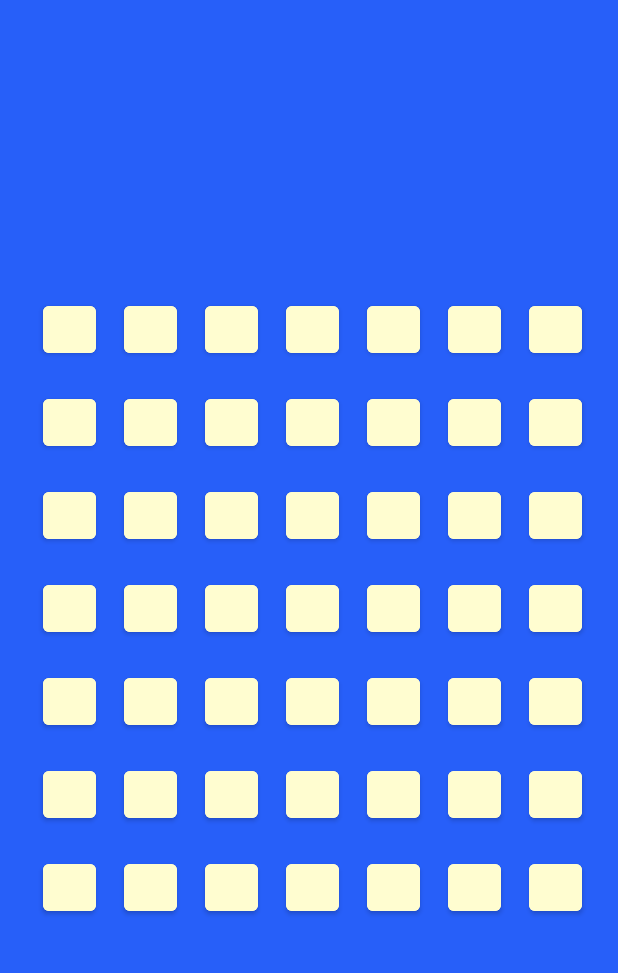
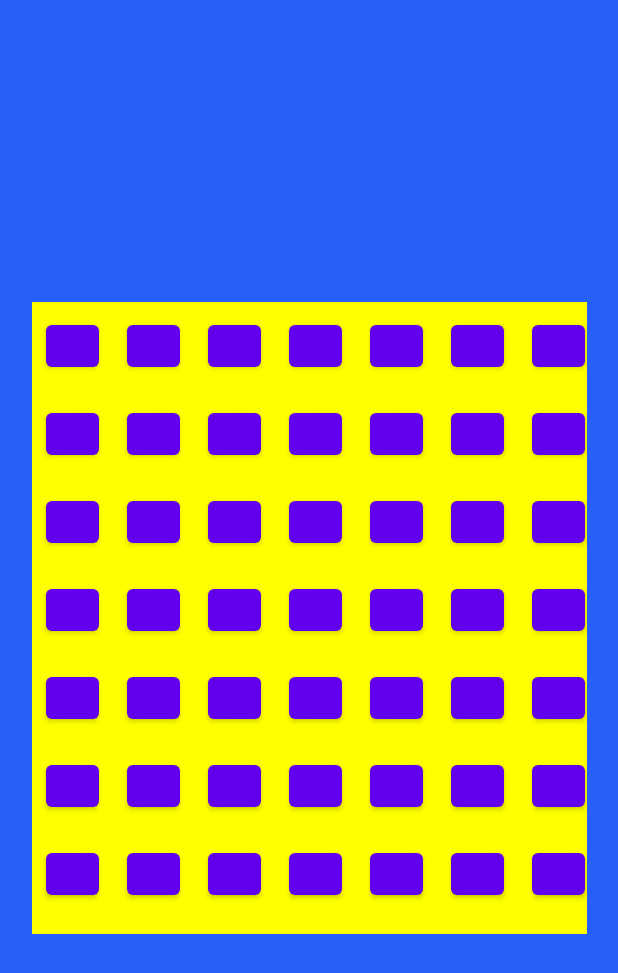
Before and after one commit to AdamPennIV/4InARowGame, an Android app: the NewGame screen opened directly, with no data from a screen before it, on a phone screen of 412 x 824 dp. Shown: the top 973 px of the screen. Run offline under Robolectric (Android 15) with nearby library versions, the phone set to English and light mode, and no system bars.

Commit message:
4InARow App

```diff
--- a/app/src/main/java/com/zybooks/a4inarow/NewGame.java
+++ b/app/src/main/java/com/zybooks/a4inarow/NewGame.java
@@ -2,22 +2,51 @@ package com.zybooks.a4inarow;
 
 import androidx.appcompat.app.AppCompatActivity;
 
+import android.graphics.Color;
 import android.os.Bundle;
+import android.view.View;
+import android.widget.Button;
+import android.widget.GridLayout;
 
 import java.util.Random;
 
 public class NewGame extends AppCompatActivity {
     public static final int GRID_SIZE = 7;
-
+    private GridLayout mConnectGrid;
+    private int gameTurn = 1;
+    private Button button1;
+    private Button button2;
 
 
     @Override
     protected void onCreate(Bundle savedInstanceState) {
         super.onCreate(savedInstanceState);
         setContentView(R.layout.activity_new_game);
+
+
     }
 
     public void newGame() {
 
     }
+
+    public void gameClick(View view) {
+        if (gameTurn == 1){
+
+
+            button1 = (Button) findViewById(R.id.one1);
+            button1.setOnClickListener(new View.OnClickListener() {
+
+                @Override
+                public void onClick(View view) {
+                    button1.setBackgroundColor(Color.RED);
+                    gameTurn++;
+
+                }
+            });
+
+         } else if (gameTurn % 2 ==0) {
+            button1.setBackgroundColor(Color.BLUE);
+        }
+    }
 }
--- /dev/null
+++ b/app/src/main/res/drawable/button_bg_custom_shape.xml
@@ -0,0 +1,8 @@
+<?xml version="1.0" encoding="utf-8"?>
+<selector xmlns:android="http://schemas.android.com/apk/res/android">
+
+    <item android:state_pressed="true" android:drawable="@drawable/unclicked"/>
+    <item android:state_enabled="true" android:drawable="@drawable/clickedp1"/>
+    <item android:state_enabled="false" android:drawable="@drawable/clickedp2"/>
+
+</selector>
--- a/app/src/main/res/layout/activity_new_game.xml
+++ b/app/src/main/res/layout/activity_new_game.xml
@@ -7,113 +7,214 @@
     android:background="@drawable/activityscreen">
 
     <GridLayout
-        android:layout_width="373dp"
-        android:layout_height="447dp"
+        android:layout_width="370dp"
+        android:layout_height="421dp"
         android:layout_margin="0dp"
+        android:background="@color/yellow"
         android:columnCount="7"
-        android:rowCount="6"
+        android:rowCount="7"
+        android:useDefaultMargins="true"
         app:layout_constraintBottom_toBottomOf="parent"
         app:layout_constraintLeft_toLeftOf="parent"
         app:layout_constraintRight_toRightOf="parent"
         app:layout_constraintTop_toTopOf="parent">
 
-        <Button style="@style/GameButton" />
+        <Button
+            android:id="@+id/one1"
+            style="@style/GameButton" />
 
-        <Button style="@style/GameButton" />
+        <Button
+            android:id="@+id/one1"
+            style="@style/GameButton"
+            tools:ignore="DuplicateIds" />
 
-        <Button style="@style/GameButton" />
+        <Button
+            android:id="@+id/one3"
+            style="@style/GameButton" />
 
-        <Button style="@style/GameButton" />
+        <Button
+            android:id="@+id/one4"
+            style="@style/GameButton" />
 
-        <Button style="@style/GameButton" />
+        <Button
+            android:id="@+id/one5"
+            style="@style/GameButton" />
 
-        <Button style="@style/GameButton" />
+        <Button
+            android:id="@+id/one6"
+            style="@style/GameButton" />
 
-        <Button style="@style/GameButton" />
+        <Button
+            android:id="@+id/one7"
+            style="@style/GameButton" />
 
-        <Button style="@style/GameButton" />
+        <Button
+            android:id="@+id/two1"
+            style="@style/GameButton" />
 
-        <Button style="@style/GameButton" />
+        <Button
+            android:id="@+id/two2"
+            style="@style/GameButton" />
 
-        <Button style="@style/GameButton" />
+        <Button
+            android:id="@+id/two3"
+            style="@style/GameButton" />
 
-        <Button style="@style/GameButton" />
+        <Button
+            android:id="@+id/two4"
+            style="@style/GameButton" />
 
-        <Button style="@style/GameButton" />
+        <Button
+            android:id="@+id/two5"
+            style="@style/GameButton" />
 
-        <Button style="@style/GameButton" />
+        <Button
+            android:id="@+id/two6"
+            style="@style/GameButton" />
 
-        <Button style="@style/GameButton" />
+        <Button
+            android:id="@+id/two7"
+            style="@style/GameButton" />
 
-        <Button style="@style/GameButton" />
+        <Button
+            android:id="@+id/three1"
+            style="@style/GameButton" />
 
-        <Button style="@style/GameButton" />
+        <Button
+            android:id="@+id/three2"
+            style="@style/GameButton" />
 
-        <Button style="@style/GameButton" />
+        <Button
+            android:id="@+id/three3"
+            style="@style/GameButton" />
 
-        <Button style="@style/GameButton" />
+        <Button
+            android:id="@+id/three4"
+            style="@style/GameButton" />
 
-        <Button style="@style/GameButton" />
+        <Button
+            android:id="@+id/three5"
+            style="@style/GameButton" />
 
-        <Button style="@style/GameButton" />
+        <Button
+            android:id="@+id/three6"
+            style="@style/GameButton" />
 
-        <Button style="@style/GameButton" />
+        <Button
+            android:id="@+id/three7"
+            style="@style/GameButton" />
 
-        <Button style="@style/GameButton" />
+        <Button
+            android:id="@+id/four1"
+            style="@style/GameButton" />
 
-        <Button style="@style/GameButton" />
+        <Button
+            android:id="@+id/four2"
+            style="@style/GameButton" />
 
-        <Button style="@style/GameButton" />
+        <Button
+            android:id="@+id/four3"
+            style="@style/GameButton" />
 
-        <Button style="@style/GameButton" />
+        <Button
+            android:id="@+id/four4"
+            style="@style/GameButton" />
 
-        <Button style="@style/GameButton" />
+        <Button
+            android:id="@+id/four5"
+            style="@style/GameButton" />
 
-        <Button style="@style/GameButton" />
+        <Button
+            android:id="@+id/four6"
+            style="@style/GameButton" />
 
-        <Button style="@style/GameButton" />
+        <Button
+            android:id="@+id/four7"
+            style="@style/GameButton" />
 
-        <Button style="@style/GameButton" />
+        <Button
+            android:id="@+id/five1"
+            style="@style/GameButton" />
 
-        <Button style="@style/GameButton" />
+        <Button
+            android:id="@+id/five2"
+            style="@style/GameButton" />
 
-        <Button style="@style/GameButton" />
+        <Button
+            android:id="@+id/five3"
+            style="@style/GameButton" />
 
-        <Button style="@style/GameButton" />
+        <Button
+            android:id="@+id/five4"
+            style="@style/GameButton" />
 
-        <Button style="@style/GameButton" />
+        <Button
+            android:id="@+id/five5"
+            style="@style/GameButton" />
 
-        <Button style="@style/GameButton" />
+        <Button
+            android:id="@+id/five6"
+            style="@style/GameButton" />
 
-        <Button style="@style/GameButton" />
+        <Button
+            android:id="@+id/five7"
+            style="@style/GameButton" />
 
-        <Button style="@style/GameButton" />
+        <Button
+            android:id="@+id/six1"
+            style="@style/GameButton" />
 
-        <Button style="@style/GameButton" />
+        <Button
+            android:id="@+id/six2"
+            style="@style/GameButton" />
 
-        <Button style="@style/GameButton" />
+        <Button
+            android:id="@+id/six3"
+            style="@style/GameButton" />
 
-        <Button style="@style/GameButton" />
+        <Button
+            android:id="@+id/six4"
+            style="@style/GameButton" />
 
-        <Button style="@style/GameButton" />
+        <Button
+            android:id="@+id/six5"
+            style="@style/GameButton" />
 
-        <Button style="@style/GameButton" />
+        <Button
+            android:id="@+id/six6"
+            style="@style/GameButton" />
 
-        <Button style="@style/GameButton" />
+        <Button
+            android:id="@+id/six7"
+            style="@style/GameButton" />
 
-        <Button style="@style/GameButton" />
+        <Button
+            android:id="@+id/seven1"
+            style="@style/GameButton" />
 
-        <Button style="@style/GameButton" />
+        <Button
+            android:id="@+id/seven2"
+            style="@style/GameButton" />
 
-        <Button style="@style/GameButton" />
+        <Button
+            android:id="@+id/seven3"
+            style="@style/GameButton" />
 
-        <Button style="@style/GameButton" />
+        <Button
+            android:id="@+id/seven4"
+            style="@style/GameButton" />
 
-        <Button style="@style/GameButton" />
+        <Button
+            android:id="@+id/seven5"
+            style="@style/GameButton" />
 
-        <Button style="@style/GameButton" />
+        <Button
+            android:id="@+id/seven6"
+            style="@style/GameButton" />
 
-        <Button style="@style/GameButton" />
+        <Button
+            android:id="@+id/seven7"
+            style="@style/GameButton" />
 
 
     </GridLayout>
--- a/app/src/main/res/values/colors.xml
+++ b/app/src/main/res/values/colors.xml
@@ -8,4 +8,6 @@
     <color name="black">#FF000000</color>
     <color name="white">#FFFFFFFF</color>
     <color name="cream">#FFFDD0</color>
+    <color name="yellow">#FFFF00</color>
+    <color name="gray">#808080</color>
 </resources>
--- a/app/src/main/res/values/themes.xml
+++ b/app/src/main/res/values/themes.xml
@@ -2,8 +2,8 @@
     <!-- Base application theme. -->
     <style name="Theme.4InARow" parent="Theme.MaterialComponents.DayNight.NoActionBar">
         <!-- Primary brand color. -->
-        <item name="colorPrimary">@color/purple_500</item>
-        <item name="colorPrimaryVariant">@color/purple_700</item>
+
+
         <item name="colorOnPrimary">@color/white</item>
         <!-- Secondary brand color. -->
         <item name="colorSecondary">@color/teal_200</item>
@@ -15,13 +15,16 @@
     </style>
 
     <style name="GameButton">
-        <item name="android:layout_height">43dp</item>
+        <item name="android:layout_height">40dp</item>
         <item name="android:layout_width">35dp</item>
-        <item name="android:backgroundTint">@color/cream</item>
         <item name="android:layout_marginTop">9dp</item>
         <item name="android:layout_marginBottom">9dp</item>
         <item name="android:layout_marginLeft">9dp</item>
         <item name="android:layout_marginRight">9dp</item>
+        <item name="android:onClick">gameClick</item>
+
+
+
 
     </style>
 
```
Also changed, not shown: app/src/main/res/drawable/clickedp1.png (added), app/src/main/res/drawable/clickedp2.png (added), app/src/main/res/drawable/unclicked.png (added).
